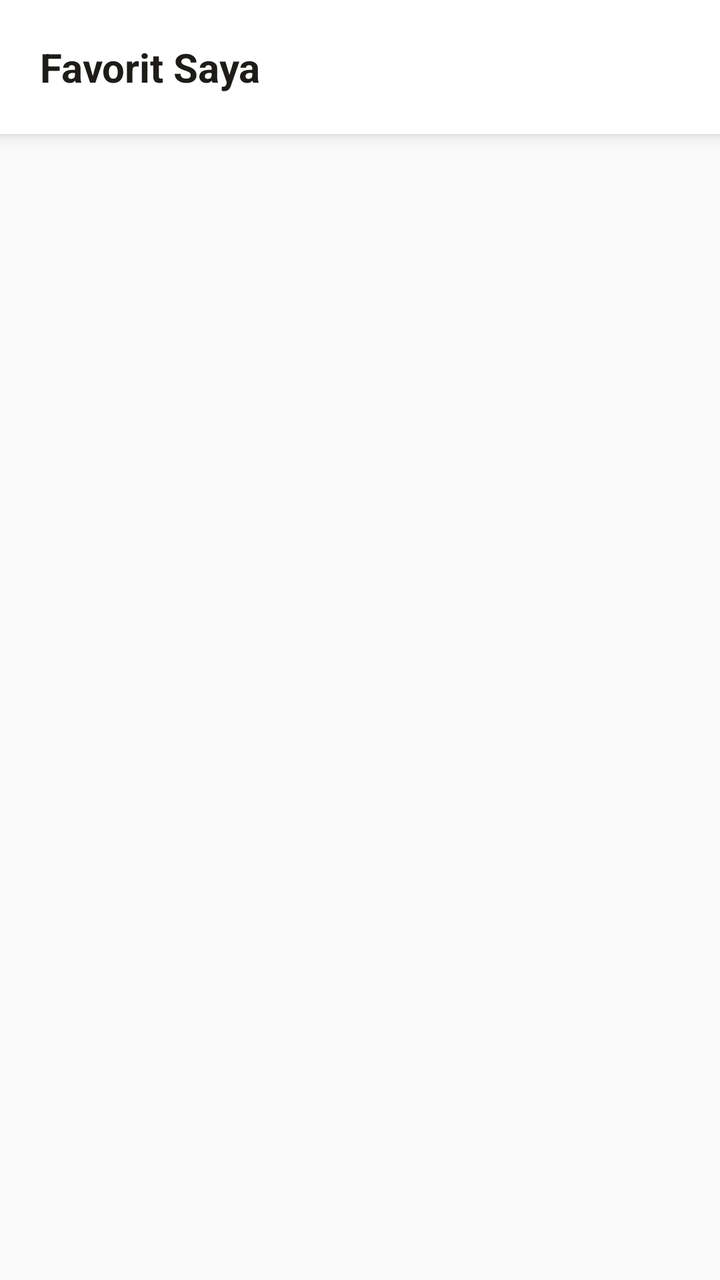
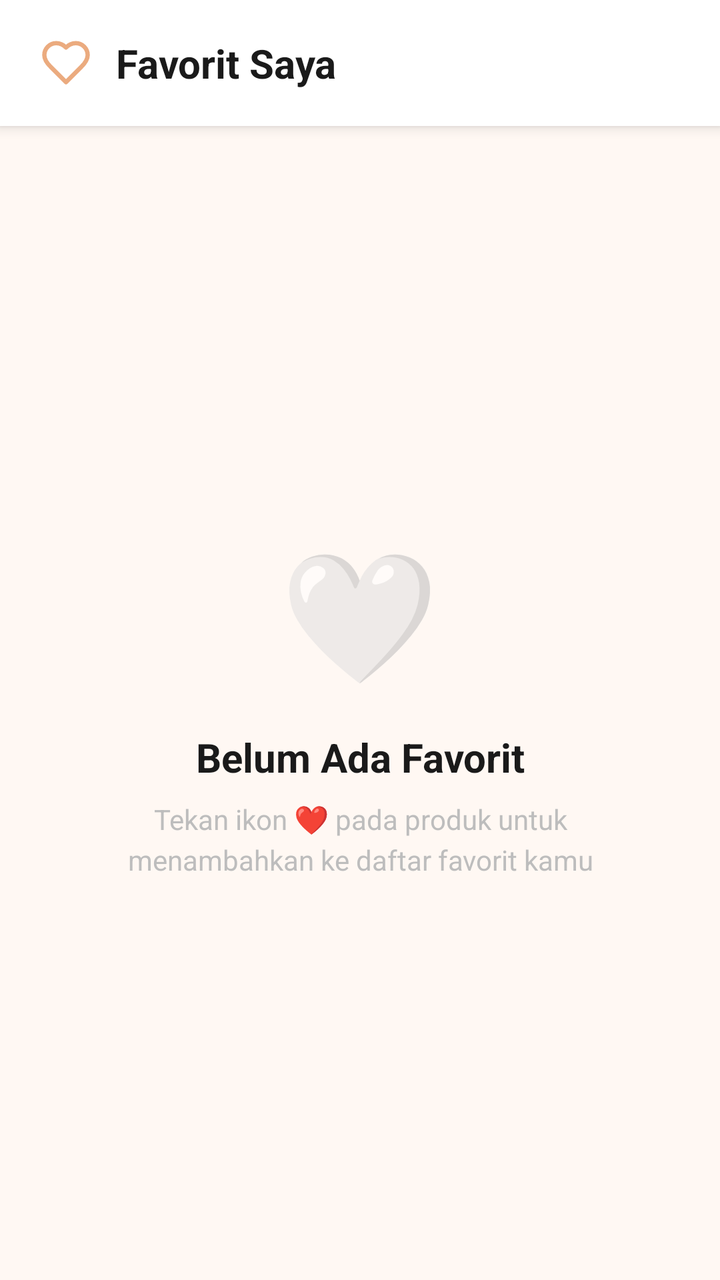

Two renders of the same Android screen: before a commit and after it. Below are the layout's source before the change and the commit's diff.
<!-- AndroidManifest.xml: application theme Theme.KueWeh -->
<!-- res/layout/fragment_favorite.xml -->
<?xml version="1.0" encoding="utf-8"?>
<LinearLayout xmlns:android="http://schemas.android.com/apk/res/android"
    android:layout_width="match_parent"
    android:layout_height="match_parent"
    android:orientation="vertical"
    android:background="#F9F9F9"
    android:fitsSystemWindows="true">

    <LinearLayout
        android:layout_width="match_parent"
        android:layout_height="wrap_content"
        android:background="#FFFFFF"
        android:elevation="4dp"
        android:padding="20dp">

        <TextView
            android:layout_width="wrap_content"
            android:layout_height="wrap_content"
            android:text="Favorit Saya"
            android:textColor="#1E1C18"
            android:textSize="20sp"
            android:textStyle="bold" />
    </LinearLayout>

    <androidx.recyclerview.widget.RecyclerView
        android:id="@+id/rvFavorite"
        android:layout_width="match_parent"
        android:layout_height="match_parent"
        android:paddingTop="12dp"
        android:paddingHorizontal="12dp"
        android:clipToPadding="false" />
</LinearLayout>
<!-- resources referenced by this layout -->
<resources>
  <style name="Theme.KueWeh" parent="Theme.MaterialComponents.Light.NoActionBar">
          <item name="android:statusBarColor">@android:color/transparent</item>
  
          <item name="android:windowLightStatusBar">true</item>
      </style>
</resources>

<!-- the commit's change to res/layout/fragment_favorite.xml (unified diff, before → after) -->
@@ -1,32 +1,99 @@
 <?xml version="1.0" encoding="utf-8"?>
-<LinearLayout xmlns:android="http://schemas.android.com/apk/res/android"
+<androidx.constraintlayout.widget.ConstraintLayout
+    xmlns:android="http://schemas.android.com/apk/res/android"
+    xmlns:app="http://schemas.android.com/apk/res-auto"
     android:layout_width="match_parent"
     android:layout_height="match_parent"
-    android:orientation="vertical"
-    android:background="#F9F9F9"
+    android:background="#FFF8F3"
     android:fitsSystemWindows="true">
 
+    
     <LinearLayout
-        android:layout_width="match_parent"
+        android:id="@+id/headerFavorite"
+        android:layout_width="0dp"
         android:layout_height="wrap_content"
         android:background="#FFFFFF"
         android:elevation="4dp"
-        android:padding="20dp">
+        android:orientation="horizontal"
+        android:gravity="center_vertical"
+        android:paddingHorizontal="20dp"
+        android:paddingVertical="18dp"
+        app:layout_constraintTop_toTopOf="parent"
+        app:layout_constraintStart_toStartOf="parent"
+        app:layout_constraintEnd_toEndOf="parent">
+
+        <ImageView
+            android:layout_width="26dp"
+            android:layout_height="26dp"
+            android:src="@drawable/ic_favorite_navbar"
+            android:layout_marginEnd="12dp"/>
 
         <TextView
             android:layout_width="wrap_content"
             android:layout_height="wrap_content"
             android:text="Favorit Saya"
-            android:textColor="#1E1C18"
+            android:textColor="#1A1A1A"
             android:textSize="20sp"
-            android:textStyle="bold" />
+            android:textStyle="bold"/>
     </LinearLayout>
 
+    
     <androidx.recyclerview.widget.RecyclerView
         android:id="@+id/rvFavorite"
-        android:layout_width="match_parent"
-        android:layout_height="match_parent"
-        android:paddingTop="12dp"
-        android:paddingHorizontal="12dp"
-        android:clipToPadding="false" />
-</LinearLayout>
+        android:layout_width="0dp"
+        android:layout_height="0dp"
+        android:clipToPadding="false"
+        android:paddingHorizontal="8dp"
+        android:paddingTop="8dp"
+        android:paddingBottom="16dp"
+        android:visibility="gone"
+        app:layout_constraintTop_toBottomOf="@id/headerFavorite"
+        app:layout_constraintBottom_toBottomOf="parent"
+        app:layout_constraintStart_toStartOf="parent"
+        app:layout_constraintEnd_toEndOf="parent"
+        app:layoutManager="androidx.recyclerview.widget.GridLayoutManager"
+        app:spanCount="2"/>
+
+    
+    <LinearLayout
+        android:id="@+id/emptyStateFavorite"
+        android:layout_width="0dp"
+        android:layout_height="0dp"
+        android:orientation="vertical"
+        android:gravity="center"
+        android:paddingHorizontal="40dp"
+        android:visibility="visible"
+        app:layout_constraintTop_toBottomOf="@id/headerFavorite"
+        app:layout_constraintBottom_toBottomOf="parent"
+        app:layout_constraintStart_toStartOf="parent"
+        app:layout_constraintEnd_toEndOf="parent">
+
+        <TextView
+            android:layout_width="wrap_content"
+            android:layout_height="wrap_content"
+            android:text="🤍"
+            android:textSize="64sp"/>
+
+        <TextView
+            android:layout_width="wrap_content"
+            android:layout_height="wrap_content"
+            android:layout_marginTop="16dp"
+            android:text="Belum Ada Favorit"
+            android:textColor="#1A1A1A"
+            android:textSize="20sp"
+            android:textStyle="bold"
+            android:gravity="center"/>
+
+        <TextView
+            android:layout_width="wrap_content"
+            android:layout_height="wrap_content"
+            android:layout_marginTop="8dp"
+            android:text="Tekan ikon ❤️ pada produk untuk\nmenambahkan ke daftar favorit kamu"
+            android:textColor="#BDBDBD"
+            android:textSize="14sp"
+            android:gravity="center"
+            android:lineSpacingExtra="4dp"/>
+
+    </LinearLayout>
+
+</androidx.constraintlayout.widget.ConstraintLayout>
<!-- resource entries referenced after the edit -->
@@ -1,5 +1,19 @@
 <!-- resources referenced by this layout -->
 <resources>
+  <!-- drawable ic_favorite_navbar (drawable) -->
+  <vector xmlns:android="http://schemas.android.com/apk/res/android"
+      android:width="24dp"
+      android:height="24dp"
+      android:viewportWidth="24"
+      android:viewportHeight="24">
+    <path
+        android:pathData="M19,14C20.49,12.54 22,10.79 22,8.5C22,7.041 21.42,5.642 20.389,4.611C19.358,3.579 17.959,3 16.5,3C14.74,3 13.5,3.5 12,5C10.5,3.5 9.26,3 7.5,3C6.041,3 4.642,3.579 3.611,4.611C2.579,5.642 2,7.041 2,8.5C2,10.8 3.5,12.55 5,14L12,21L19,14Z"
+        android:strokeLineJoin="round"
+        android:strokeWidth="2"
+        android:fillColor="#00000000"
+        android:strokeColor="#EBAB7F"
+        android:strokeLineCap="round"/>
+  </vector>
   <style name="Theme.KueWeh" parent="Theme.MaterialComponents.Light.NoActionBar">
           <item name="android:statusBarColor">@android:color/transparent</item>
   
